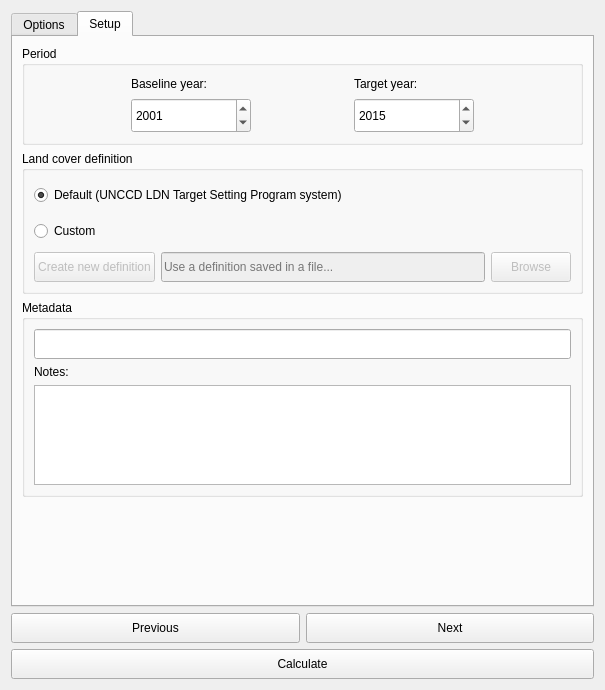
ConservationInternational/trends.earth, file LDMP/gui/DlgCalculateSOC.ui: the form before one commit.
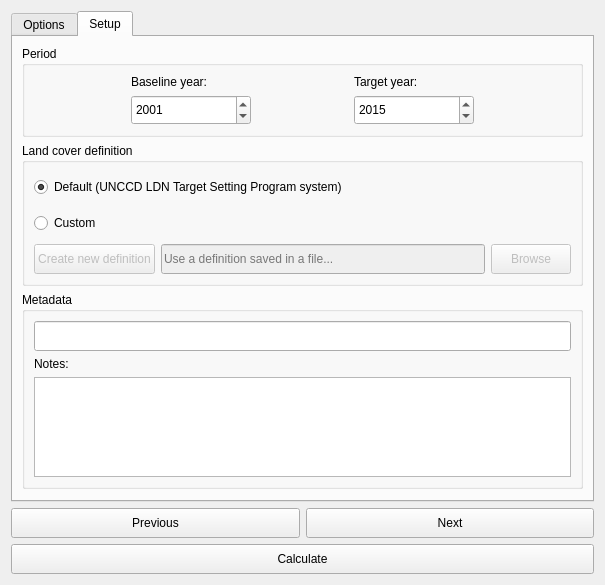
The form after the commit. The open tabs and pages were chosen to show the change.

Patch:
```diff
--- a/LDMP/gui/DlgCalculateSOC.ui
+++ b/LDMP/gui/DlgCalculateSOC.ui
@@ -7,7 +7,7 @@
     <x>0</x>
     <y>0</y>
     <width>605</width>
-    <height>690</height>
+    <height>560</height>
    </rect>
   </property>
   <property name="sizePolicy">
```
Left out of the diff: 2 changed lines with no effect on the pictures.
